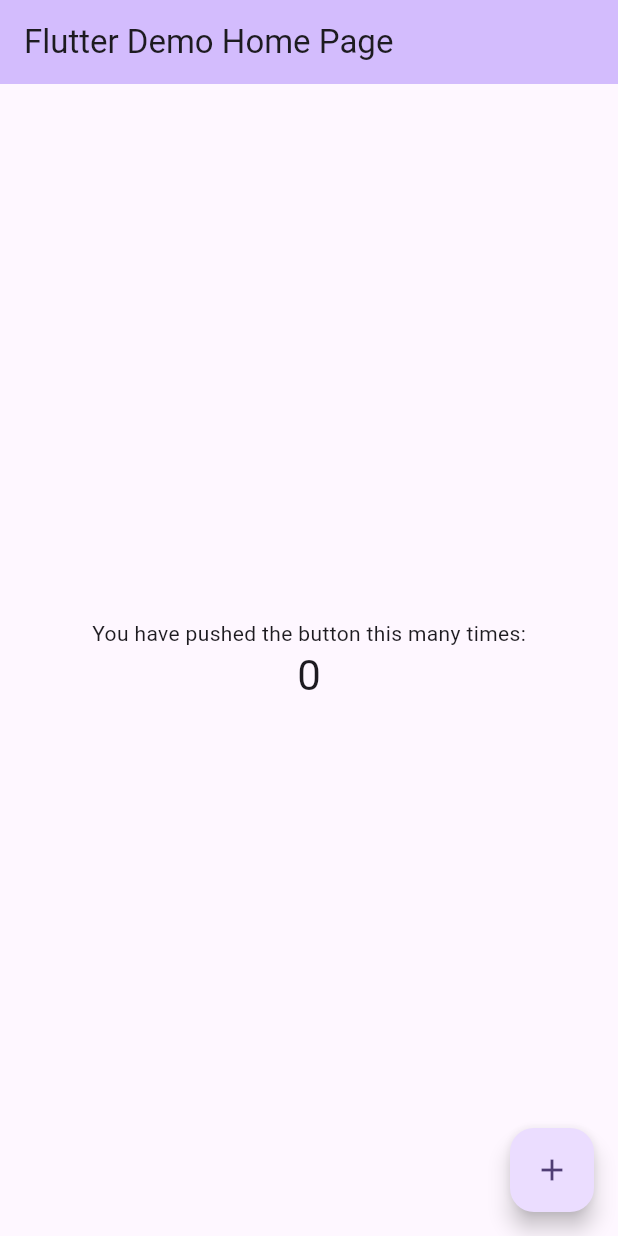
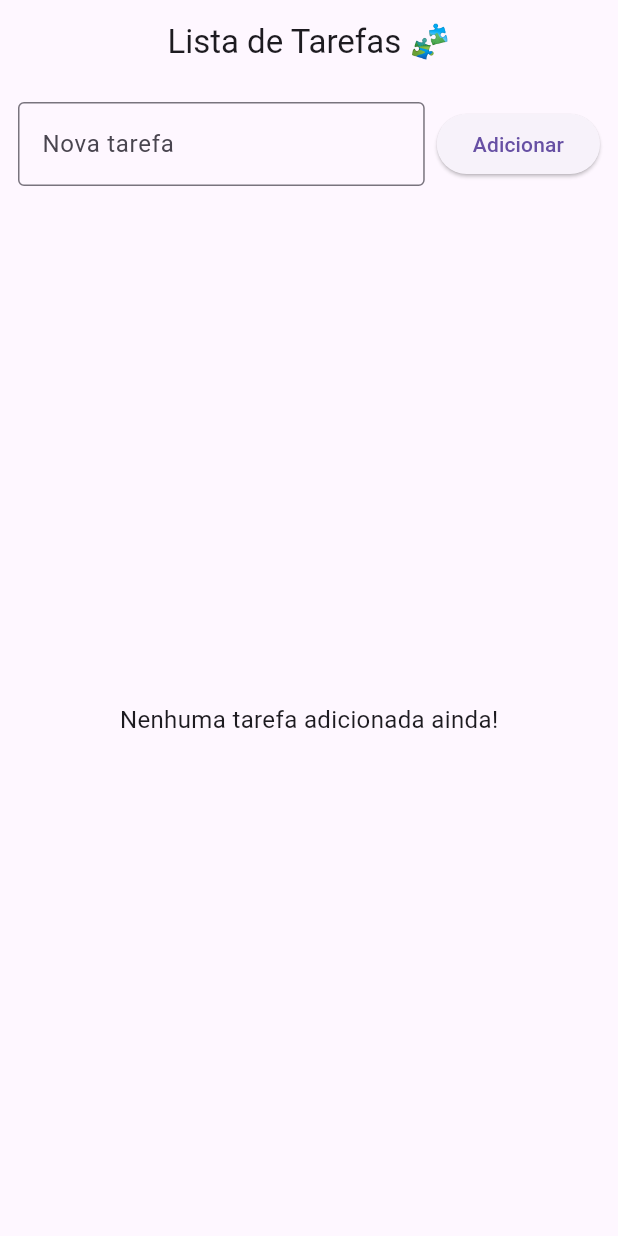
Before and after one commit to FilipeSantos22/app_lista_tarefas, a Flutter app: the screen it shows after launch, on a phone screen of 412 x 824 dp. Run offline on Flutter 3.47's test engine with Material 3 defaults, Android fonts, the phone set to English and light mode, and no system bars; our stand-ins replace shared_preferences.

Commit message:
mplementa a tela de tarefas com funcionalidade de adicionar e remover tarefas

```diff
--- a/lib/main.dart
+++ b/lib/main.dart
@@ -1,66 +1,28 @@
 import 'package:flutter/material.dart';
+import 'package:provider/provider.dart';
+import 'controllers/tarefa_controller.dart';
+import 'screens/tela_tarefas.dart';
 
 void main() {
-  runApp(const MyApp());
+  runApp(const MeuApp());
 }
 
-class MyApp extends StatelessWidget {
-  const MyApp({super.key});
+class MeuApp extends StatelessWidget {
+  const MeuApp({super.key});
 
   @override
   Widget build(BuildContext context) {
-    return MaterialApp(
-      title: 'Flutter Demo',
-      theme: ThemeData(
-        colorScheme: ColorScheme.fromSeed(seedColor: Colors.deepPurple),
+    return ChangeNotifierProvider(
+      create: (_) => TarefaController(),
+      child: MaterialApp(
+        debugShowCheckedModeBanner: false,
+        title: 'App Lista de Tarefas',
+        theme: ThemeData(
+          primarySwatch: Colors.indigo,
+          useMaterial3: true,
+        ),
+        home: const TelaTarefas(),
       ),
-      home: const MyHomePage(title: 'Flutter Demo Home Page'),
     );
   }
 }
-
-class MyHomePage extends StatefulWidget {
-  const MyHomePage({super.key, required this.title});
-
-  final String title;
-
-  @override
-  State<MyHomePage> createState() => _MyHomePageState();
-}
-
-class _MyHomePageState extends State<MyHomePage> {
-  int _counter = 0;
-
-  void _incrementCounter() {
-    setState(() {
-      _counter++;
-    });
-  }
-
-  @override
-  Widget build(BuildContext context) {
-    return Scaffold(
-      appBar: AppBar(
-        backgroundColor: Theme.of(context).colorScheme.inversePrimary,
-        title: Text(widget.title),
-      ),
-      body: Center(
-        child: Column(
-          mainAxisAlignment: MainAxisAlignment.center,
-          children: <Widget>[
-            const Text('You have pushed the button this many times:'),
-            Text(
-              '$_counter',
-              style: Theme.of(context).textTheme.headlineMedium,
-            ),
-          ],
-        ),
-      ),
-      floatingActionButton: FloatingActionButton(
-        onPressed: _incrementCounter,
-        tooltip: 'Increment',
-        child: const Icon(Icons.add),
-      ), // This trailing comma makes auto-formatting nicer for build methods.
-    );
-  }
-}
--- /dev/null
+++ b/lib/screens/tela_tarefas.dart
@@ -0,0 +1,107 @@
+import 'package:flutter/material.dart';
+import 'package:provider/provider.dart';
+import '../controllers/tarefa_controller.dart';
+import '../models/tarefa_model.dart';
+
+class TelaTarefas extends StatefulWidget {
+  const TelaTarefas({super.key});
+
+  @override
+  State<TelaTarefas> createState() => _TelaTarefasState();
+}
+
+class _TelaTarefasState extends State<TelaTarefas> {
+  final TextEditingController _controllerTitulo = TextEditingController();
+
+  @override
+  void initState() {
+    super.initState();
+    // Carrega as tarefas ao iniciar a tela
+    WidgetsBinding.instance.addPostFrameCallback((_) {
+      Provider.of<TarefaController>(context, listen: false).carregarTarefas();
+    });
+  }
+
+  @override
+  Widget build(BuildContext context) {
+    final controlador = Provider.of<TarefaController>(context);
+
+    return Scaffold(
+      appBar: AppBar(
+        title: const Text('Lista de Tarefas 🧩'),
+        centerTitle: true,
+      ),
+      body: Column(
+        children: [
+          // Campo para adicionar nova tarefa
+          Padding(
+            padding: const EdgeInsets.all(12),
+            child: Row(
+              children: [
+                Expanded(
+                  child: TextField(
+                    controller: _controllerTitulo,
+                    decoration: const InputDecoration(
+                      labelText: 'Nova tarefa',
+                      border: OutlineInputBorder(),
+                    ),
+                  ),
+                ),
+                const SizedBox(width: 8),
+                ElevatedButton(
+                  onPressed: () {
+                    controlador.adicionarTarefa(_controllerTitulo.text);
+                    _controllerTitulo.clear();
+                  },
+                  child: const Text('Adicionar'),
+                ),
+              ],
+            ),
+          ),
+
+          // Lista de tarefas
+          Expanded(
+            child: controlador.tarefas.isEmpty
+                ? const Center(
+                    child: Text(
+                      'Nenhuma tarefa adicionada ainda!',
+                      style: TextStyle(fontSize: 16),
+                    ),
+                  )
+                : ListView.builder(
+                    itemCount: controlador.tarefas.length,
+                    itemBuilder: (context, index) {
+                      final tarefa = controlador.tarefas[index];
+                      return Dismissible(
+                        key: Key(tarefa.id),
+                        background: Container(color: Colors.red),
+                        onDismissed: (_) =>
+                            controlador.removerTarefa(tarefa.id),
+                        child: ListTile(
+                          title: Text(
+                            tarefa.titulo,
+                            style: TextStyle(
+                              decoration: tarefa.concluida
+                                  ? TextDecoration.lineThrough
+                                  : null,
+                            ),
+                          ),
+                          trailing: Icon(
+                            tarefa.concluida
+                                ? Icons.check_circle
+                                : Icons.circle_outlined,
+                            color:
+                                tarefa.concluida ? Colors.green : Colors.grey,
+                          ),
+                          onTap: () =>
+                              controlador.alternarConclusao(tarefa.id),
+                        ),
+                      );
+                    },
+                  ),
+          ),
+        ],
+      ),
+    );
+  }
+}
```
